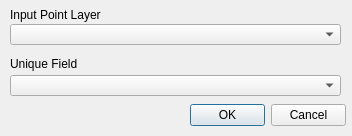
This is forms/hcmgis_closestpair_form.ui in thangqd/HCMGIS as Qt 5 draws it before an edit. The edited form follows.
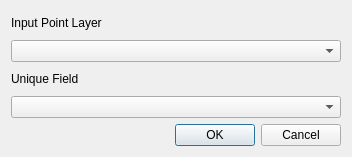
This is the edited form. Custom widgets are drawn as their Qt base class.

The edit to the form file:
```diff
--- a/forms/hcmgis_closestpair_form.ui
+++ b/forms/hcmgis_closestpair_form.ui
@@ -13,7 +13,7 @@
     <x>0</x>
     <y>0</y>
     <width>352</width>
-    <height>136</height>
+    <height>157</height>
    </rect>
   </property>
   <property name="mouseTracking">
@@ -22,65 +22,35 @@
   <property name="windowTitle">
    <string>Closest/farthest pair of Points</string>
   </property>
-  <widget class="QDialogButtonBox" name="BtnOKCancel">
-   <property name="geometry">
-    <rect>
-     <x>190</x>
-     <y>100</y>
-     <width>156</width>
-     <height>31</height>
-    </rect>
-   </property>
-   <property name="standardButtons">
-    <set>QDialogButtonBox::Cancel|QDialogButtonBox::Ok</set>
-   </property>
-  </widget>
+  <layout class="QVBoxLayout" name="verticalLayout">
+   <item>
   <widget class="QLabel" name="LblInput">
-   <property name="geometry">
-    <rect>
-     <x>10</x>
-     <y>7</y>
-     <width>331</width>
-     <height>16</height>
-    </rect>
-   </property>
    <property name="text">
     <string>Input Point Layer</string>
    </property>
   </widget>
-  <widget class="QgsMapLayerComboBox" name="CboInput">
-   <property name="geometry">
-    <rect>
-     <x>10</x>
-     <y>24</y>
-     <width>331</width>
-     <height>21</height>
-    </rect>
-   </property>
-  </widget>
+   </item>
+   <item>
+    <widget class="QgsMapLayerComboBox" name="CboInput"/>
+   </item>
+   <item>
   <widget class="QLabel" name="LblInput_2">
-   <property name="geometry">
-    <rect>
-     <x>10</x>
-     <y>56</y>
-     <width>331</width>
-     <height>16</height>
-    </rect>
-   </property>
    <property name="text">
     <string>Unique Field</string>
    </property>
   </widget>
-  <widget class="QgsFieldComboBox" name="CboField">
-   <property name="geometry">
-    <rect>
-     <x>10</x>
-     <y>75</y>
-     <width>331</width>
-     <height>21</height>
-    </rect>
-   </property>
-  </widget>
+   </item>
+   <item>
+    <widget class="QgsFieldComboBox" name="CboField"/>
+   </item>
+   <item>
+    <widget class="QDialogButtonBox" name="BtnOKCancel">
+     <property name="standardButtons">
+      <set>QDialogButtonBox::Cancel|QDialogButtonBox::Ok</set>
+     </property>
+    </widget>
+   </item>
+  </layout>
  </widget>
  <customwidgets>
   <customwidget>
```
Lines whose indentation alone changed are shown as unchanged.
